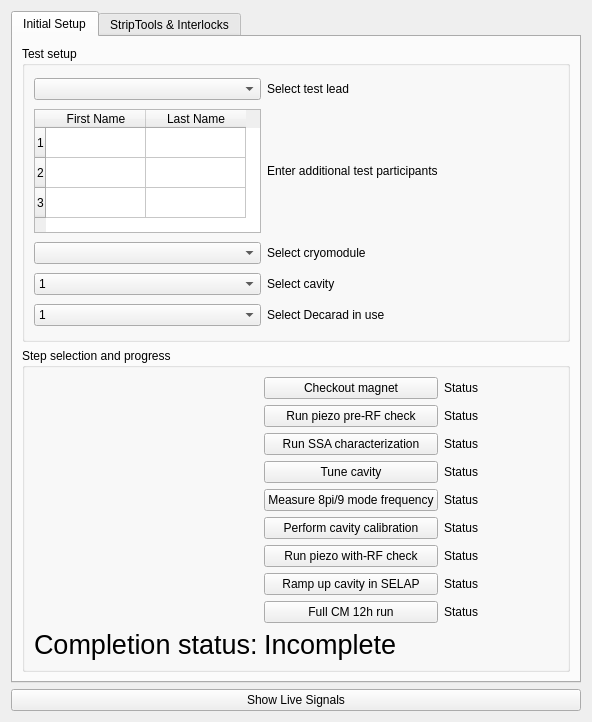
Qt form cavity_commissioning/gui/commissioning.ui (slaclab/rf_commissioning) before a commit.
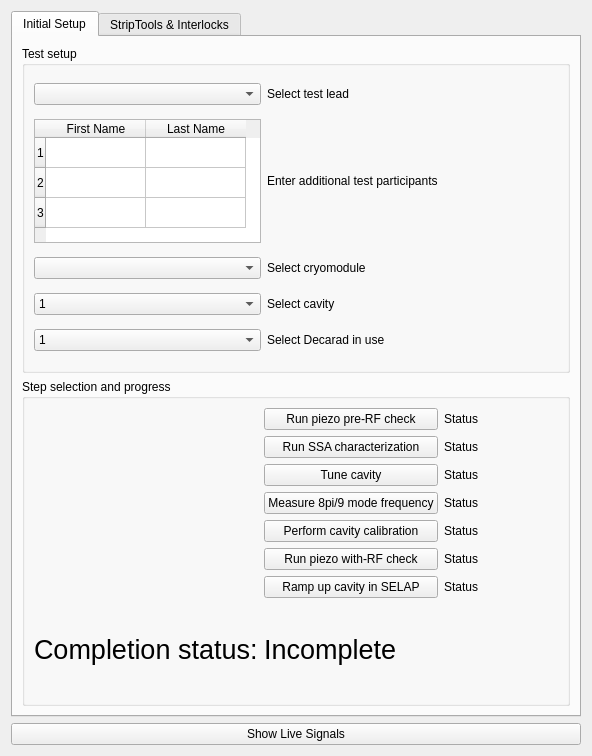
The same form after that commit. Custom widgets are drawn as their Qt base class.

Commit message: partway through implementing magnet checkout

The edit to the form file:
```diff
--- a/cavity_commissioning/gui/commissioning.ui
+++ b/cavity_commissioning/gui/commissioning.ui
@@ -7,7 +7,7 @@
     <x>0</x>
     <y>0</y>
     <width>592</width>
-    <height>722</height>
+    <height>756</height>
    </rect>
   </property>
   <property name="windowTitle">
@@ -51,129 +51,101 @@
           </item>
           <item row="0" column="1">
            <layout class="QGridLayout" name="gridLayout_5">
-            <item row="3" column="1">
-             <widget class="QLabel" name="label_tune_cavity">
+            <item row="2" column="0">
+             <widget class="QPushButton" name="button_tune_cavity">
               <property name="text">
+               <string>Tune cavity</string>
+              </property>
+             </widget>
+            </item>
+            <item row="6" column="1">
+             <widget class="QLabel" name="label_selap_rampup">
+              <property name="text">
                <string>Status</string>
               </property>
              </widget>
             </item>
-            <item row="1" column="1">
+            <item row="4" column="1">
+             <widget class="QLabel" name="label_cavity_calibration">
+              <property name="text">
+               <string>Status</string>
+              </property>
+             </widget>
+            </item>
+            <item row="0" column="1">
              <widget class="QLabel" name="label_piezo_prerf">
               <property name="text">
                <string>Status</string>
               </property>
              </widget>
             </item>
-            <item row="7" column="0">
+            <item row="6" column="0">
              <widget class="QPushButton" name="button_selap_rampup">
               <property name="text">
                <string>Ramp up cavity in SELAP</string>
               </property>
              </widget>
             </item>
-            <item row="4" column="1">
+            <item row="3" column="1">
              <widget class="QLabel" name="label_measure_8pi9">
               <property name="text">
                <string>Status</string>
               </property>
              </widget>
             </item>
+            <item row="5" column="1">
+             <widget class="QLabel" name="label_piezo_withrf">
+              <property name="text">
+               <string>Status</string>
+              </property>
+             </widget>
+            </item>
             <item row="5" column="0">
-             <widget class="QPushButton" name="button_cavity_calibration">
+             <widget class="QPushButton" name="button_piezo_withrf">
               <property name="text">
-               <string>Perform cavity calibration</string>
+               <string>Run piezo with-RF check</string>
               </property>
              </widget>
             </item>
-            <item row="4" column="0">
-             <widget class="QPushButton" name="button_measure_8pi9">
-              <property name="text">
-               <string>Measure 8pi/9 mode frequency</string>
-              </property>
-             </widget>
-            </item>
-            <item row="1" column="0">
+            <item row="0" column="0">
              <widget class="QPushButton" name="button_piezo_prerf">
               <property name="text">
                <string>Run piezo pre-RF check</string>
               </property>
              </widget>
             </item>
-            <item row="8" column="1">
-             <widget class="QLabel" name="label_12hrun">
+            <item row="1" column="0">
+             <widget class="QPushButton" name="button_ssa_char">
               <property name="text">
-               <string>Status</string>
+               <string>Run SSA characterization</string>
               </property>
              </widget>
             </item>
-            <item row="5" column="1">
-             <widget class="QLabel" name="label_cavity_calibration">
+            <item row="4" column="0">
+             <widget class="QPushButton" name="button_cavity_calibration">
               <property name="text">
-               <string>Status</string>
-              </property>
-             </widget>
-            </item>
-            <item row="8" column="0">
-             <widget class="QPushButton" name="button_12hrun">
-              <property name="text">
-               <string>Full CM 12h run</string>
-              </property>
-             </widget>
-            </item>
-            <item row="0" column="1">
-             <widget class="QLabel" name="label_checkout_magnet">
-              <property name="text">
-               <string>Status</string>
+               <string>Perform cavity calibration</string>
               </property>
              </widget>
             </item>
             <item row="2" column="1">
+             <widget class="QLabel" name="label_tune_cavity">
+              <property name="text">
+               <string>Status</string>
+              </property>
+             </widget>
+            </item>
+            <item row="1" column="1">
              <widget class="QLabel" name="label_ssa_char">
               <property name="text">
                <string>Status</string>
               </property>
              </widget>
             </item>
-            <item row="7" column="1">
-             <widget class="QLabel" name="label_selap_rampup">
-              <property name="text">
-               <string>Status</string>
-              </property>
-             </widget>
-            </item>
             <item row="3" column="0">
-             <widget class="QPushButton" name="button_tune_cavity">
+             <widget class="QPushButton" name="button_measure_8pi9">
               <property name="text">
-               <string>Tune cavity</string>
-              </property>
-             </widget>
-            </item>
-            <item row="2" column="0">
-             <widget class="QPushButton" name="button_ssa_char">
-              <property name="text">
-               <string>Run SSA characterization</string>
-              </property>
-             </widget>
-            </item>
-            <item row="0" column="0">
-             <widget class="QPushButton" name="button_magnet_checkout">
-              <property name="text">
-               <string>Checkout magnet</string>
-              </property>
-             </widget>
-            </item>
-            <item row="6" column="0">
-             <widget class="QPushButton" name="button_piezo_withrf">
-              <property name="text">
-               <string>Run piezo with-RF check</string>
-              </property>
-             </widget>
-            </item>
-            <item row="6" column="1">
-             <widget class="QLabel" name="label_piezo_withrf">
-              <property name="text">
-               <string>Status</string>
+               <string>Measure 8pi/9 mode frequency</string>
               </property>
              </widget>
             </item>
```
The commit also changes 7 other files.
